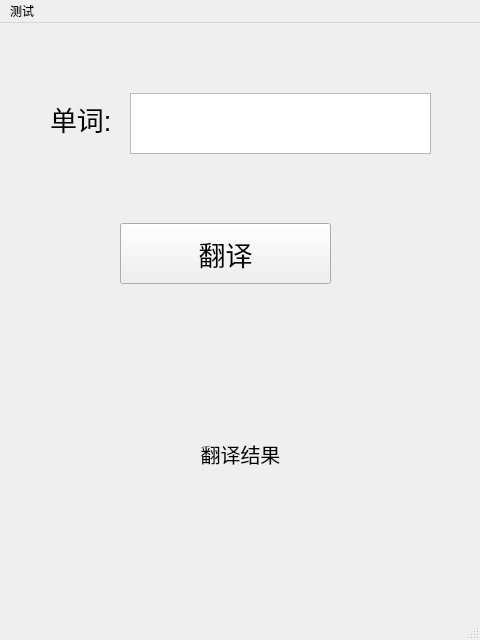
First picture: the form in Ruidict.ui, repository Henry-Sky/Ruidict, before the edit.
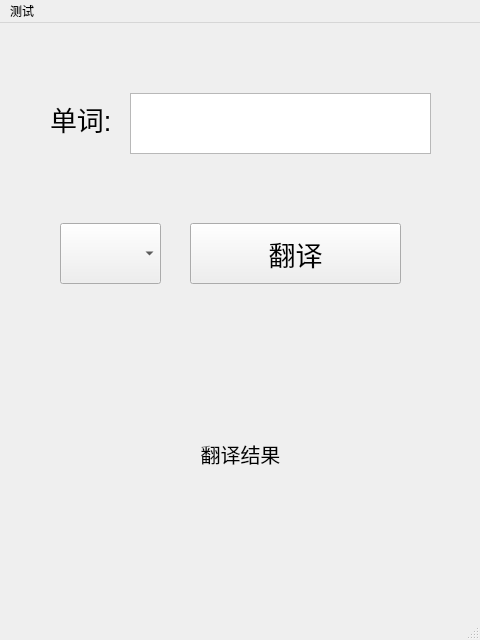
Second picture: the form after the edit.

Commit message: add api selection

```diff
--- a/Ruidict.ui
+++ b/Ruidict.ui
@@ -48,7 +48,7 @@
    <widget class="QPushButton" name="trans_btn">
     <property name="geometry">
      <rect>
-      <x>120</x>
+      <x>190</x>
       <y>200</y>
       <width>211</width>
       <height>61</height>
@@ -106,6 +106,22 @@
      <set>Qt::AlignCenter</set>
     </property>
    </widget>
+   <widget class="QComboBox" name="dict_box">
+    <property name="geometry">
+     <rect>
+      <x>60</x>
+      <y>200</y>
+      <width>101</width>
+      <height>61</height>
+     </rect>
+    </property>
+    <property name="font">
+     <font>
+      <pointsize>20</pointsize>
+      <stylestrategy>PreferDefault</stylestrategy>
+     </font>
+    </property>
+   </widget>
   </widget>
   <widget class="QMenuBar" name="menubar">
    <property name="geometry">
```
The commit also changes 2 other files.
